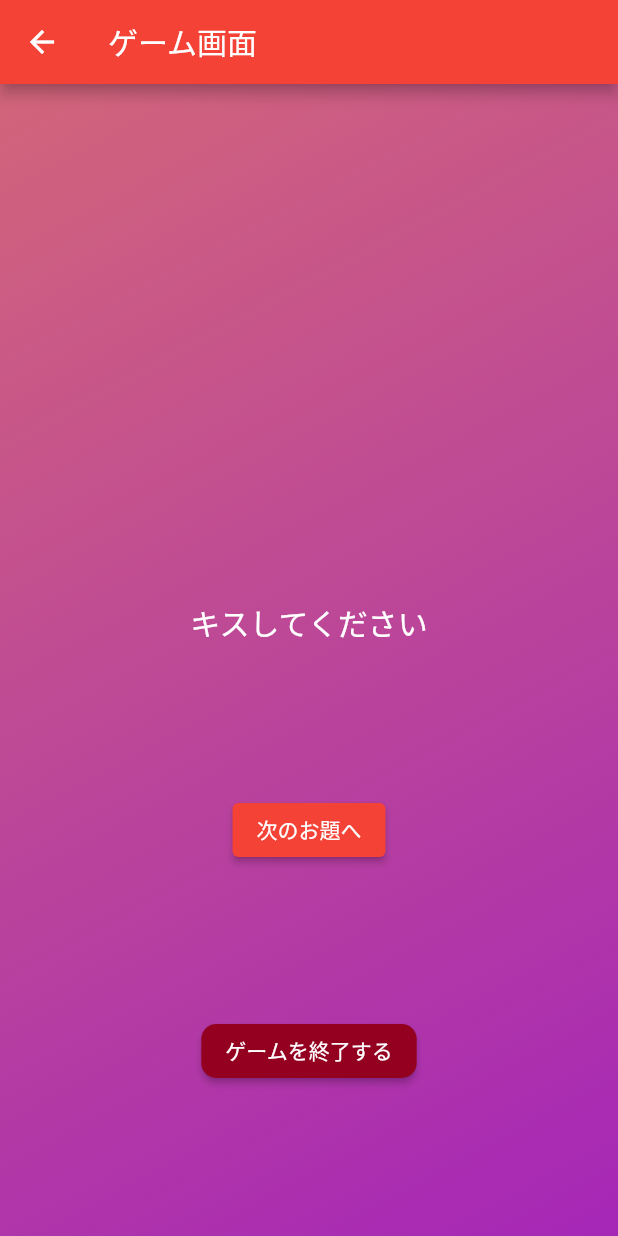
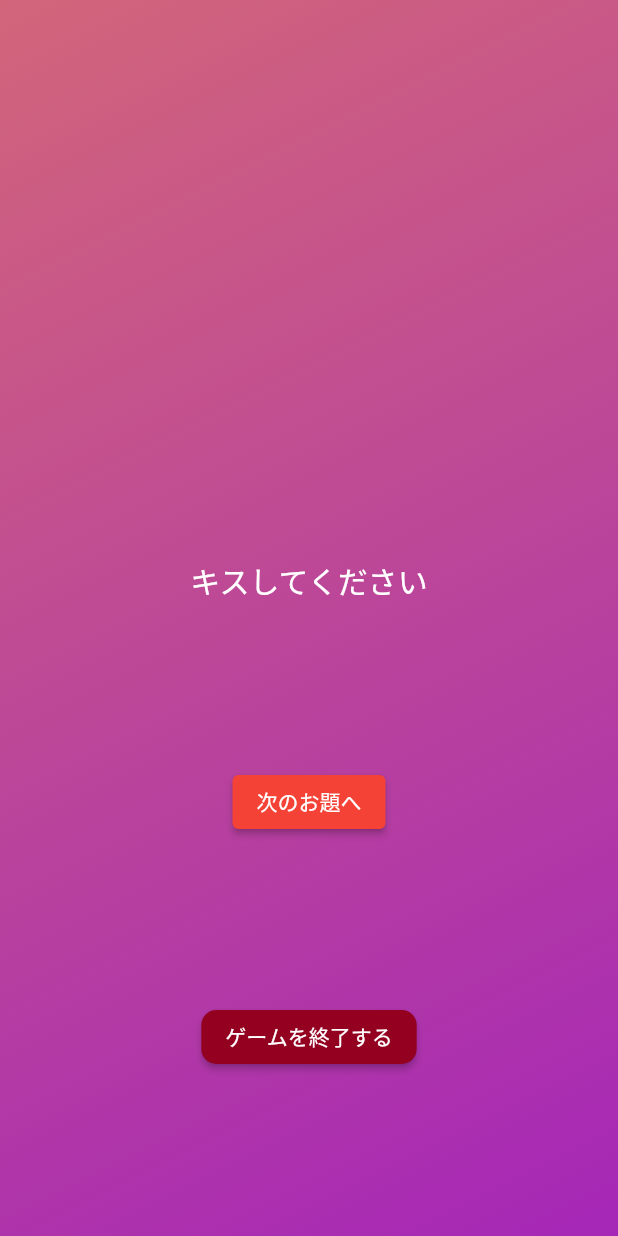
Before and after one commit to rootodd/test_couple_game, a Flutter app: the screen it shows after launch, after a tap on "ゲームスタート", on a phone screen of 412 x 824 dp. Run offline on Flutter 3.47's test engine with Material 2 defaults, Android fonts, the phone set to English and light mode, and no system bars.

Commit message:
AppBarを削除

```diff
--- a/lib/game_page.dart
+++ b/lib/game_page.dart
@@ -19,9 +19,6 @@ class GamePage extends StatelessWidget{
           create: (context) => ActionTextModel(),
           child: Consumer<ActionTextModel>(
             builder: (context, model, child) => Scaffold(
-              appBar: AppBar(
-                title: Text('ゲーム画面'),
-              ),
               body: Container(
                 // 背景のグラデーションを設定
                 decoration: BoxDecoration(
--- a/lib/main.dart
+++ b/lib/main.dart
@@ -40,11 +40,6 @@ class CoupleGameHome extends StatelessWidget{
         builder: (context, model, child) => Scaffold(
           // キーボードを表示した時にレイアウトを崩さない
           resizeToAvoidBottomInset:  false,
-
-          appBar: AppBar(
-            title: Text('カップルゲーム'),
-            backgroundColor: Color(0xFFb70086),
-          ),
           body: Container(
             // 背景のグラデーション設定
             // 背景のグラデーションを設定
```
